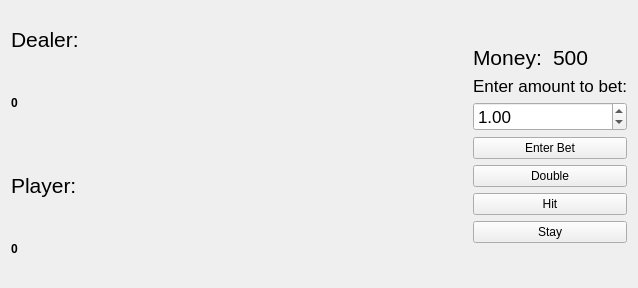
This is ui/newBlackJacUI.ui in tisaconundrum2/black-jack as Qt 5 draws it before an edit. The edited form follows.
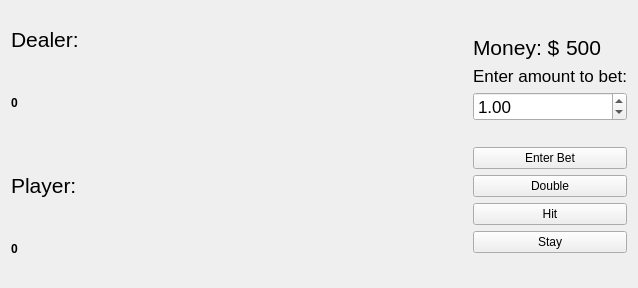
This is the edited form. Icons and pictures are not drawn.

What changed in the file:
```diff
--- a/ui/newBlackJacUI.ui
+++ b/ui/newBlackJacUI.ui
@@ -216,7 +216,7 @@
           </font>
          </property>
          <property name="text">
-          <string>Money:</string>
+          <string>Money: $</string>
          </property>
         </widget>
        </item>
@@ -261,6 +261,13 @@
        </property>
       </widget>
      </item>
+     <item>
+      <widget class="QLabel" name="labWarning">
+       <property name="text">
+        <string/>
+       </property>
+      </widget>
+     </item>
      <item>
       <widget class="QPushButton" name="btnBet">
        <property name="text">
```
Left out of the diff: 35 changed lines with no effect on the pictures.
